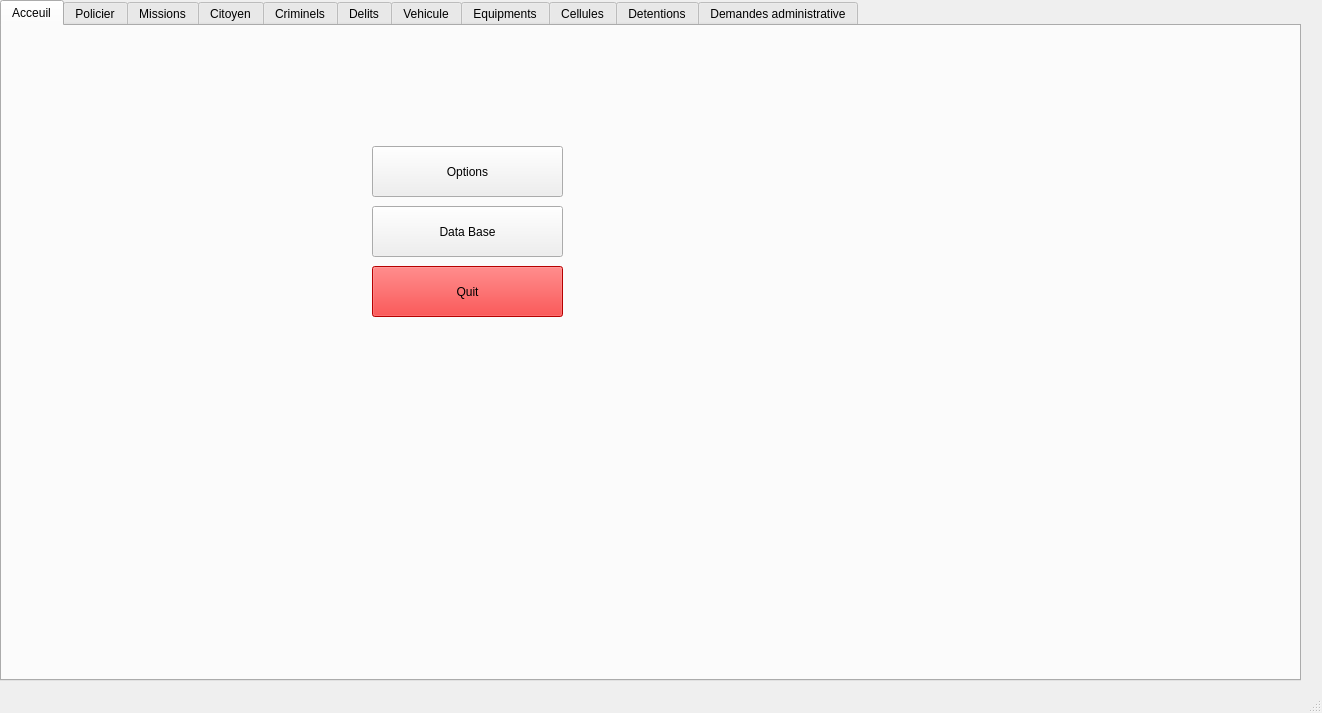
First picture: the form in mainwindow.ui, repository Crystal-Blu/police-station-2A25, before the edit.
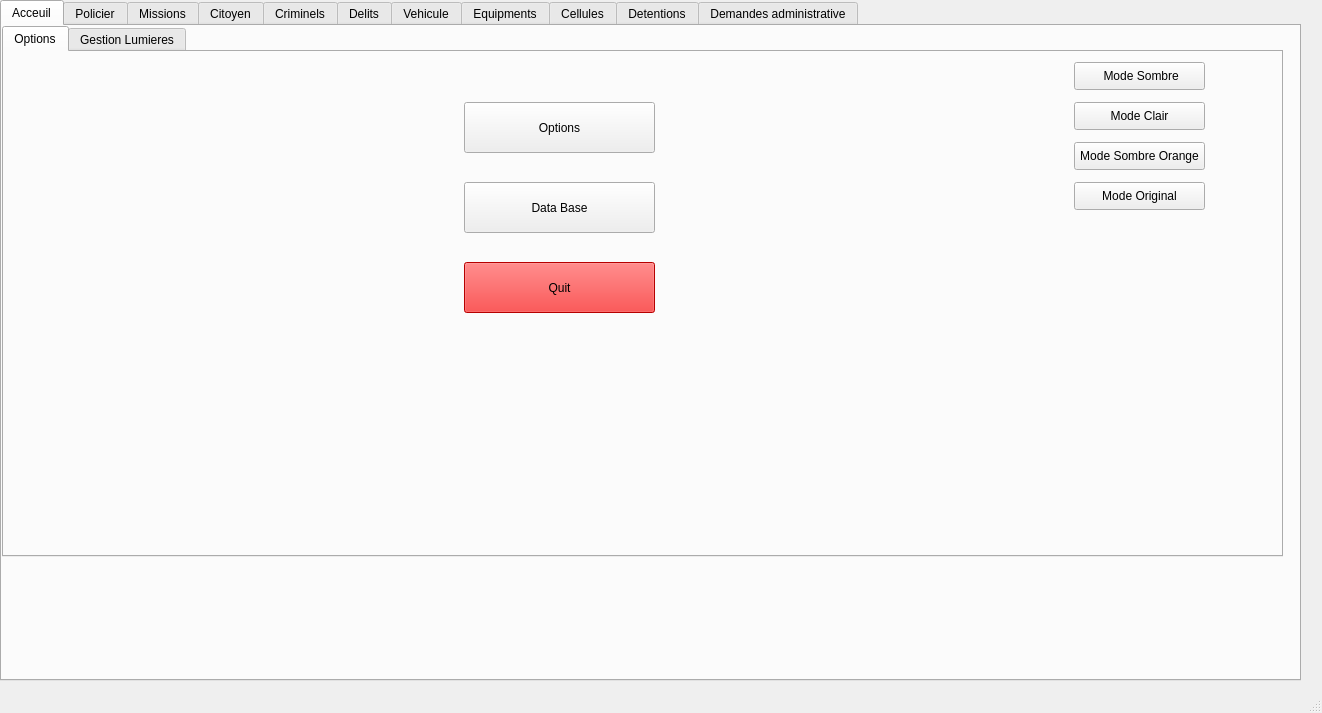
Second picture: the form after the edit. The open tabs and pages were chosen to show the change.

```diff
--- a/mainwindow.ui
+++ b/mainwindow.ui
@@ -30,54 +30,181 @@
      <attribute name="title">
       <string>Acceuil</string>
      </attribute>
-     <widget class="QPushButton" name="pushButton_5">
+     <widget class="QTabWidget" name="tabWidget_2">
       <property name="geometry">
        <rect>
-        <x>370</x>
-        <y>180</y>
-        <width>191</width>
-        <height>51</height>
+        <x>0</x>
+        <y>0</y>
+        <width>1281</width>
+        <height>531</height>
        </rect>
       </property>
-      <property name="styleSheet">
-       <string notr="true">font: 20pt &quot;MS Shell Dlg 2&quot;;</string>
+      <property name="currentIndex">
+       <number>1</number>
       </property>
-      <property name="text">
-       <string>Data Base</string>
-      </property>
-     </widget>
-     <widget class="QPushButton" name="pushButton_6">
-      <property name="geometry">
-       <rect>
-        <x>370</x>
-        <y>120</y>
-        <width>191</width>
-        <height>51</height>
-       </rect>
-      </property>
-      <property name="styleSheet">
-       <string notr="true">font: 20pt &quot;MS Shell Dlg 2&quot;;</string>
-      </property>
-      <property name="text">
-       <string>Options</string>
-      </property>
-     </widget>
-     <widget class="QPushButton" name="pushButton_7">
-      <property name="geometry">
-       <rect>
-        <x>370</x>
-        <y>240</y>
-        <width>191</width>
-        <height>51</height>
-       </rect>
-      </property>
-      <property name="styleSheet">
-       <string notr="true">font: 20pt &quot;MS Shell Dlg 2&quot;;
+      <widget class="QWidget" name="tab_12">
+       <attribute name="title">
+        <string>Options</string>
+       </attribute>
+       <widget class="QPushButton" name="pushButton_6">
+        <property name="geometry">
+         <rect>
+          <x>460</x>
+          <y>50</y>
+          <width>191</width>
+          <height>51</height>
+         </rect>
+        </property>
+        <property name="styleSheet">
+         <string notr="true">font: 20pt &quot;MS Shell Dlg 2&quot;;</string>
+        </property>
+        <property name="text">
+         <string>Options</string>
+        </property>
+       </widget>
+       <widget class="QPushButton" name="pushButton_5">
+        <property name="geometry">
+         <rect>
+          <x>460</x>
+          <y>130</y>
+          <width>191</width>
+          <height>51</height>
+         </rect>
+        </property>
+        <property name="styleSheet">
+         <string notr="true">font: 20pt &quot;MS Shell Dlg 2&quot;;</string>
+        </property>
+        <property name="text">
+         <string>Data Base</string>
+        </property>
+       </widget>
+       <widget class="QPushButton" name="pushButton_7">
+        <property name="geometry">
+         <rect>
+          <x>460</x>
+          <y>210</y>
+          <width>191</width>
+          <height>51</height>
+         </rect>
+        </property>
+        <property name="styleSheet">
+         <string notr="true">font: 20pt &quot;MS Shell Dlg 2&quot;;
 background-color: rgb(255, 0, 0);</string>
-      </property>
-      <property name="text">
-       <string>Quit</string>
-      </property>
+        </property>
+        <property name="text">
+         <string>Quit</string>
+        </property>
+       </widget>
+       <widget class="QPushButton" name="pushButton_14">
+        <property name="geometry">
+         <rect>
+          <x>1070</x>
+          <y>130</y>
+          <width>131</width>
+          <height>28</height>
+         </rect>
+        </property>
+        <property name="text">
+         <string>Mode Original</string>
+        </property>
+       </widget>
+       <widget class="QPushButton" name="pushButton_9">
+        <property name="geometry">
+         <rect>
+          <x>1070</x>
+          <y>50</y>
+          <width>131</width>
+          <height>28</height>
+         </rect>
+        </property>
+        <property name="text">
+         <string>Mode Clair</string>
+        </property>
+       </widget>
+       <widget class="QPushButton" name="pushButton_12">
+        <property name="geometry">
+         <rect>
+          <x>1070</x>
+          <y>90</y>
+          <width>131</width>
+          <height>28</height>
+         </rect>
+        </property>
+        <property name="text">
+         <string>Mode Sombre Orange</string>
+        </property>
+       </widget>
+       <widget class="QPushButton" name="pushButton_3">
+        <property name="geometry">
+         <rect>
+          <x>1070</x>
+          <y>10</y>
+          <width>131</width>
+          <height>28</height>
+         </rect>
+        </property>
+        <property name="text">
+         <string> Mode Sombre</string>
+        </property>
+       </widget>
+      </widget>
+      <widget class="QWidget" name="tab_13">
+       <attribute name="title">
+        <string>Gestion Lumieres</string>
+       </attribute>
+       <widget class="QPushButton" name="pushButton_15">
+        <property name="geometry">
+         <rect>
+          <x>270</x>
+          <y>80</y>
+          <width>231</width>
+          <height>28</height>
+         </rect>
+        </property>
+        <property name="text">
+         <string>Activer Systeme de lumières</string>
+        </property>
+       </widget>
+       <widget class="QPushButton" name="pushButton_16">
+        <property name="geometry">
+         <rect>
+          <x>550</x>
+          <y>80</y>
+          <width>231</width>
+          <height>28</height>
+         </rect>
+        </property>
+        <property name="text">
+         <string>Desactiver Systeme de lumières</string>
+        </property>
+       </widget>
+       <widget class="QLabel" name="label_2">
+        <property name="geometry">
+         <rect>
+          <x>360</x>
+          <y>170</y>
+          <width>91</width>
+          <height>21</height>
+         </rect>
+        </property>
+        <property name="text">
+         <string/>
+        </property>
+       </widget>
+       <widget class="QLabel" name="label_3">
+        <property name="geometry">
+         <rect>
+          <x>204</x>
+          <y>170</y>
+          <width>121</width>
+          <height>20</height>
+         </rect>
+        </property>
+        <property name="text">
+         <string>Etat des lumieres</string>
+        </property>
+       </widget>
+      </widget>
      </widget>
     </widget>
     <widget class="QWidget" name="tab_2">
@@ -236,58 +363,6 @@
          <string>Suppimer</string>
         </property>
        </widget>
-       <widget class="QPushButton" name="pushButton_3">
-        <property name="geometry">
-         <rect>
-          <x>1000</x>
-          <y>0</y>
-          <width>131</width>
-          <height>28</height>
-         </rect>
-        </property>
-        <property name="text">
-         <string> Mode Sombre</string>
-        </property>
-       </widget>
-       <widget class="QPushButton" name="pushButton_9">
-        <property name="geometry">
-         <rect>
-          <x>1000</x>
-          <y>30</y>
-          <width>131</width>
-          <height>28</height>
-         </rect>
-        </property>
-        <property name="text">
-         <string>Mode Clair</string>
-        </property>
-       </widget>
-       <widget class="QPushButton" name="pushButton_12">
-        <property name="geometry">
-         <rect>
-          <x>1000</x>
-          <y>60</y>
-          <width>131</width>
-          <height>28</height>
-         </rect>
-        </property>
-        <property name="text">
-         <string>Mode Sombre Orange</string>
-        </property>
-       </widget>
-       <widget class="QPushButton" name="pushButton_14">
-        <property name="geometry">
-         <rect>
-          <x>1000</x>
-          <y>90</y>
-          <width>131</width>
-          <height>28</height>
-         </rect>
-        </property>
-        <property name="text">
-         <string>Mode Original</string>
-        </property>
-       </widget>
        <zorder>tableView</zorder>
        <zorder>label_4</zorder>
        <zorder>pushButton_11</zorder>
```
Left out of the diff: 8 changed lines with no effect on the pictures.
